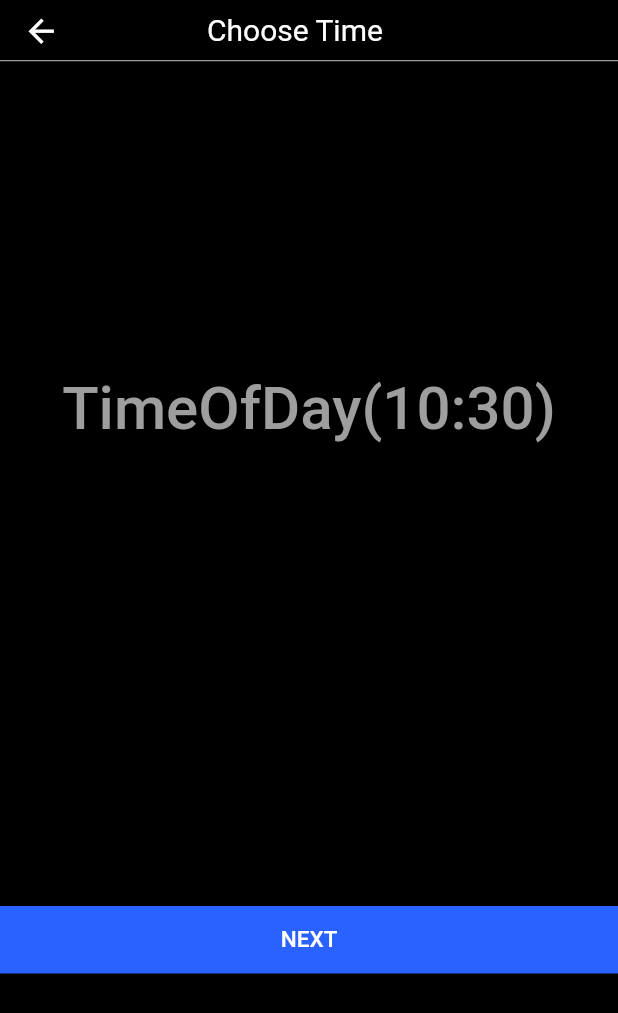
After one commit to Dipro56/jumpStart, a Flutter app: the ClockScreen screen opened directly, after a tap on "NEXT", on a phone screen of 412 x 824 dp. The commit adds this screen. Shown: the top 1013 px of the screen. Run offline on Flutter 3.47's test engine with Material 2 defaults, Android fonts, the light colour scheme and no system bars.

Commit message:
clock added

```diff
--- a/lib/main.dart
+++ b/lib/main.dart
@@ -41,7 +41,7 @@ class MyApp extends StatelessWidget {
                     alignment: Alignment.center,
                     color: Colors.black,
                     height: 40,
-                    child: Text("Jump Start",
+                    child: Text("Jump Start ",
                         style: TextStyle(color: Colors.white, fontSize: 20)),
                   ),
                   SizedBox(
--- a/lib/screen/calendar_screen.dart
+++ b/lib/screen/calendar_screen.dart
@@ -1,4 +1,5 @@
 import 'package:flutter/material.dart';
+import 'package:jump_start/screen/clock_screen.dart';
 
 import '../main.dart';
 
@@ -72,21 +73,6 @@ class _CalendarScreenState extends State<CalendarScreen> {
       dayEnd = endDateCustom.day;
     });
   }
-
-  // pickDate() async {
-  //   DateTime date = await showDatePicker(
-  //       context: context,
-  //       initialDate: DateTime(DateTime.now().year - 5),
-  //       firstDate: DateTime.now(),
-  //       lastDate: DateTime(DateTime.now().year + 5));
-
-  //   if (date != null) {
-  //     setState(() {
-  //       pickedDate = date;
-  //       firstDate = true;
-  //     });
-  //   }
-  // }
 
   @override
   void initState() {
@@ -206,7 +192,11 @@ class _CalendarScreenState extends State<CalendarScreen> {
                       alignment: Alignment.center,
                       child: TextButton(
                           onPressed: () {
-                            print("NEXT");
+                            Navigator.push(
+                              context,
+                              MaterialPageRoute(
+                                  builder: (context) => ClockScreen()),
+                            );
                           },
                           child: Text(
                             "NEXT",
--- /dev/null
+++ b/lib/screen/clock_screen.dart
@@ -0,0 +1,111 @@
+import 'package:flutter/material.dart';
+
+class ClockScreen extends StatefulWidget {
+  @override
+  _ClockScreenState createState() => _ClockScreenState();
+}
+
+class _ClockScreenState extends State<ClockScreen> {
+  TimeOfDay _time = TimeOfDay.now();
+
+  var hour, minute;
+
+  void selectTime() async {
+    final TimeOfDay newTime = await showTimePicker(
+      context: context,
+      initialTime: _time,
+    );
+    if (newTime != null) {
+      setState(() {
+        _time = newTime;
+        hour = _time.hour;
+        minute = _time.minute;
+      });
+    }
+  }
+
+  @override
+  Widget build(BuildContext context) {
+    return SafeArea(
+        child: Scaffold(
+            body: Container(
+      color: Colors.black,
+      child: Column(
+        children: <Widget>[
+          Container(
+            color: Colors.black,
+            width: double.infinity,
+            alignment: Alignment.center,
+            height: 40,
+            child: Row(
+              crossAxisAlignment: CrossAxisAlignment.center,
+              children: <Widget>[
+                IconButton(
+                    alignment: Alignment.centerRight,
+                    icon: Icon(
+                      Icons.arrow_back,
+                      color: Colors.white,
+                      size: 25,
+                    ),
+                    onPressed: () {}),
+                Container(
+                  padding: EdgeInsets.only(left: 90),
+                  alignment: Alignment.center,
+                  color: Colors.black,
+                  height: 40,
+                  child: Text("Choose Time",
+                      style: TextStyle(color: Colors.white, fontSize: 20)),
+                ),
+              ],
+            ),
+          ),
+          SizedBox(
+            height: 1,
+            child: Container(
+              color: Colors.grey,
+            ),
+          ),
+          Stack(
+            children: <Widget>[
+              Container(
+                color: Colors.black,
+                padding: EdgeInsets.only(top: 200),
+                child: Column(
+                  children: <Widget>[
+                    TextButton(
+                        // onPressed: pickDate(),
+                        onPressed: selectTime,
+                        child: Text(
+                          "$_time",
+                          style: TextStyle(color: Colors.grey, fontSize: 40),
+                        )),
+                    SizedBox(
+                      height: 300,
+                    ),
+                    Container(
+                      color: Colors.blueAccent.shade700,
+                      height: 45,
+                      alignment: Alignment.center,
+                      child: TextButton(
+                          onPressed: () {
+                            Navigator.push(
+                              context,
+                              MaterialPageRoute(
+                                  builder: (context) => ClockScreen()),
+                            );
+                          },
+                          child: Text(
+                            "NEXT",
+                            style: TextStyle(color: Colors.white, fontSize: 15),
+                          )),
+                    ),
+                  ],
+                ),
+              )
+            ],
+          ),
+        ],
+      ),
+    )));
+  }
+}
```
Also changed, not shown: lib/screen/extra_screen.dart (+0 -19 lines).
